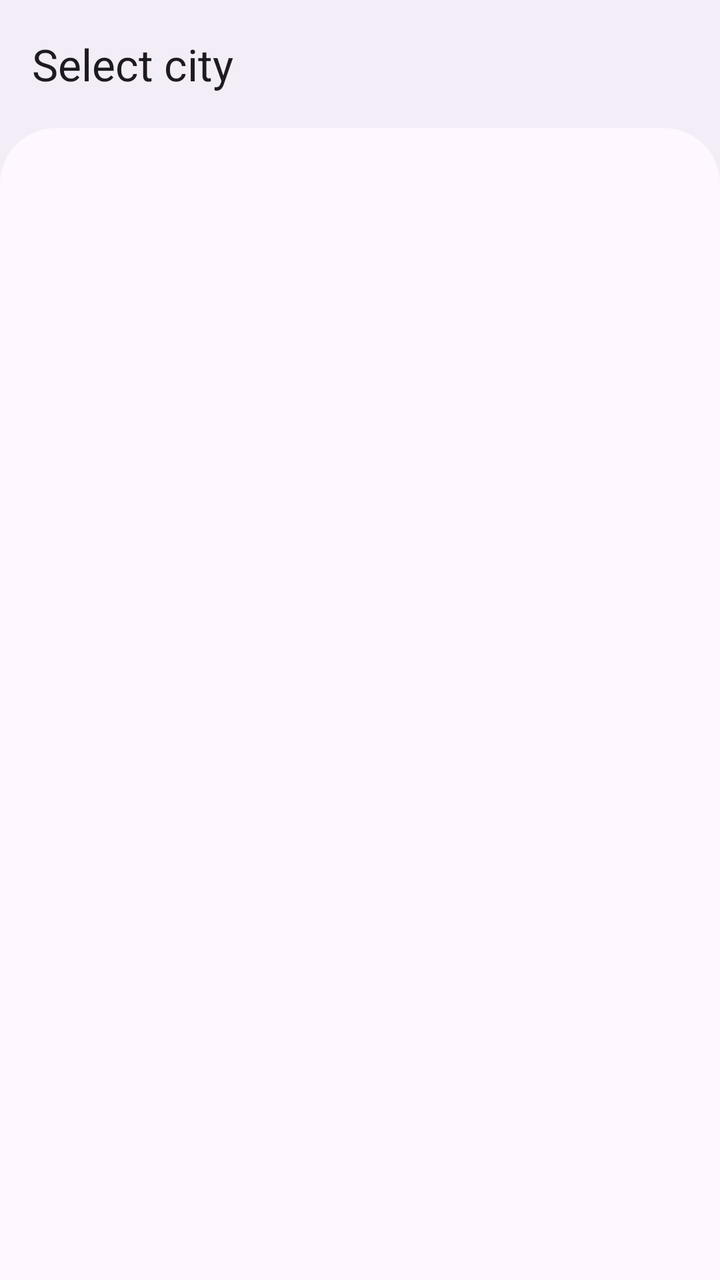
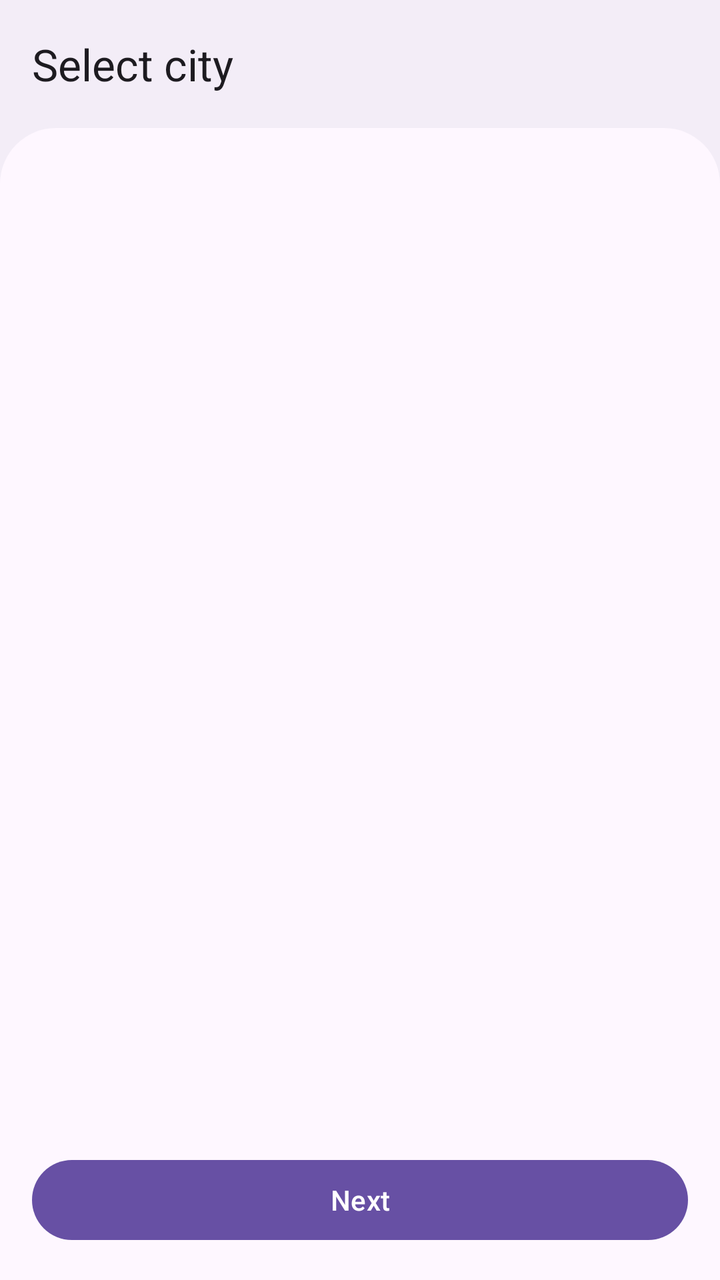

Screens rendered from an Android XML layout before and after an edit, with the pre-edit source and the edit as a unified diff.
<!-- AndroidManifest.xml: application theme Theme.KharkivMetro -->
<!-- res/layout/fragment_selectmap.xml -->
<?xml version="1.0" encoding="utf-8"?>
<LinearLayout
        xmlns:android="http://schemas.android.com/apk/res/android"
        xmlns:app="http://schemas.android.com/apk/res-auto"
        android:layout_width="match_parent"
        android:layout_height="match_parent"
        android:background="?attr/colorSurfaceContainer"
        android:orientation="vertical">

    <com.google.android.material.appbar.AppBarLayout
            android:id="@+id/appBarLayout"
            android:layout_width="match_parent"
            android:layout_height="wrap_content"
            android:background="@android:color/transparent"
            android:fitsSystemWindows="true"
            app:elevation="0dp"
            app:liftOnScroll="false">

        <com.google.android.material.appbar.MaterialToolbar
                android:id="@+id/toolbar"
                style="@style/Widget.Material3.Toolbar"
                android:layout_width="match_parent"
                android:layout_height="wrap_content"
                android:background="@android:color/transparent"
                app:title="@string/label_select_city"
                app:titleCentered="false" />

    </com.google.android.material.appbar.AppBarLayout>

    <LinearLayout
            android:layout_width="match_parent"
            android:layout_height="0dp"
            android:layout_weight="1"
            android:background="@drawable/bg_sheet_top_rounded"
            android:clipToPadding="false">

        <ScrollView
                android:layout_width="match_parent"
                android:layout_height="match_parent"
                android:clipToPadding="false">

            <LinearLayout
                    android:id="@+id/citiesContainer"
                    android:layout_width="match_parent"
                    android:layout_height="wrap_content"
                    android:orientation="vertical"
                    android:padding="16dp"
                    android:paddingBottom="24dp" />

        </ScrollView>

    </LinearLayout>

</LinearLayout>
<!-- resources referenced by this layout -->
<resources>
  <!-- drawable bg_sheet_top_rounded (drawable) -->
  <?xml version="1.0" encoding="utf-8"?>
  <shape xmlns:android="http://schemas.android.com/apk/res/android">
      <solid android:color="?attr/colorSurface" />
      <corners
          android:topLeftRadius="28dp"
          android:topRightRadius="28dp" />
  </shape>
  <string name="label_select_city">Select city</string>
  <style name="Theme.KharkivMetro" parent="@style/Theme.Material3.DayNight.NoActionBar">
          <item name="android:statusBarColor">@android:color/transparent</item>
          <item name="android:windowLightStatusBar">true</item>
          
          <item name="android:windowBackground">?attr/colorSurfaceContainer</item>
      </style>
</resources>

<!-- the commit's change to res/layout/fragment_selectmap.xml (unified diff, before → after) -->
@@ -32,11 +32,12 @@
             android:layout_height="0dp"
             android:layout_weight="1"
             android:background="@drawable/bg_sheet_top_rounded"
-            android:clipToPadding="false">
+            android:orientation="vertical">
 
         <ScrollView
                 android:layout_width="match_parent"
-                android:layout_height="match_parent"
+                android:layout_height="0dp"
+                android:layout_weight="1"
                 android:clipToPadding="false">
 
             <LinearLayout
@@ -45,9 +46,26 @@
                     android:layout_height="wrap_content"
                     android:orientation="vertical"
                     android:padding="16dp"
-                    android:paddingBottom="24dp" />
+                    android:paddingBottom="8dp" />
 
         </ScrollView>
+
+        <LinearLayout
+                android:id="@+id/buttonBar"
+                android:layout_width="match_parent"
+                android:layout_height="wrap_content"
+                android:orientation="vertical"
+                android:paddingHorizontal="16dp"
+                android:paddingTop="8dp"
+                android:paddingBottom="16dp">
+
+            <com.google.android.material.button.MaterialButton
+                    android:id="@+id/selectButton"
+                    android:layout_width="match_parent"
+                    android:layout_height="wrap_content"
+                    android:text="@string/btn_next" />
+
+        </LinearLayout>
 
     </LinearLayout>
 
<!-- resource entries referenced after the edit -->
@@ -8,6 +8,7 @@
           android:topLeftRadius="28dp"
           android:topRightRadius="28dp" />
   </shape>
+  <string name="btn_next">Next</string>
   <string name="label_select_city">Select city</string>
   <style name="Theme.KharkivMetro" parent="@style/Theme.Material3.DayNight.NoActionBar">
           <item name="android:statusBarColor">@android:color/transparent</item>
